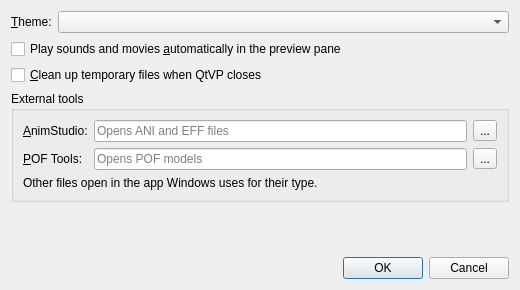
Before: the Qt Designer form QtVP/Forms/OptionsDialog.ui in MjnMixael/QtVP, drawn with Qt 5.
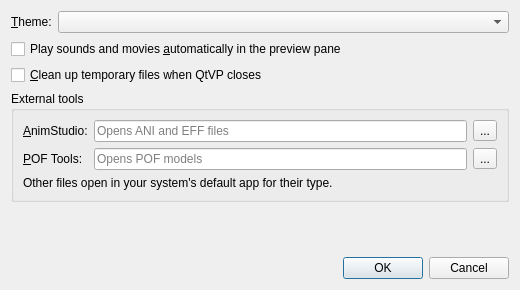
After: the same form once the commit is applied.

Commit message: Use portable file-type icons and make Open work beyond Windows

```diff
--- a/QtVP/Forms/OptionsDialog.ui
+++ b/QtVP/Forms/OptionsDialog.ui
@@ -125,7 +125,7 @@
       <item row="2" column="0" colspan="2">
        <widget class="QLabel" name="toolsHint">
         <property name="text">
-         <string>Other files open in the app Windows uses for their type.</string>
+         <string>Other files open in your system's default app for their type.</string>
         </property>
         <property name="wordWrap">
          <bool>true</bool>
```
The commit also changes 9 other files.
